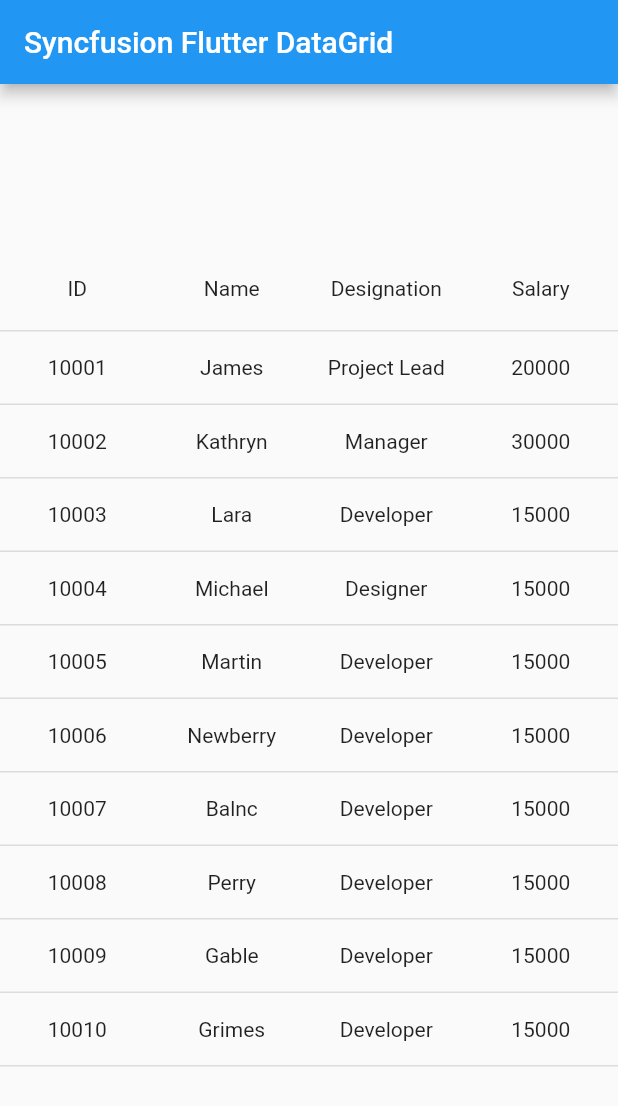
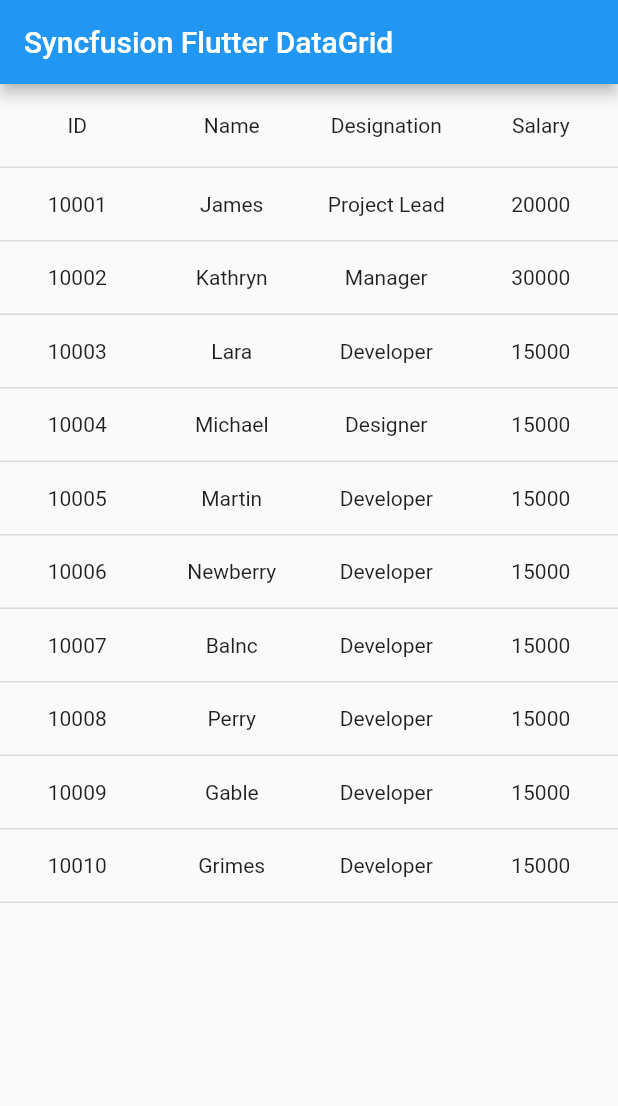
Before and after one commit to SyncfusionExamples/How-to-dynamically-modify-the-hover-color-of-rows-in-Flutter-DataTable, a Flutter app: the screen it shows after launch, on a phone screen of 412 x 824 dp. Shown: the top 1106 px of the screen. Run offline on Flutter 3.47's test engine with Material 3 defaults, Android fonts, the phone set to English and light mode, and no system bars; drawn by our look-alikes of syncfusion_flutter_datagrid; missing offline and left inert: syncfusion_flutter_core.

Commit message:
KB changes

```diff
--- a/lib/main.dart
+++ b/lib/main.dart
@@ -50,10 +50,6 @@ class _MyHomePageState extends State<MyHomePage> {
       body: SfDataGridTheme(
         data: SfDataGridThemeData(
             rowHoverColor: employeeDataSource._rowHoverColor),
-        child: Center(
-          child: SizedBox(
-            width: 500,
-            height: 550,
         child: SfDataGrid(
           source: employeeDataSource,
           columnWidthMode: ColumnWidthMode.fill,
@@ -88,8 +84,6 @@ class _MyHomePageState extends State<MyHomePage> {
                     alignment: Alignment.center,
                     child: const Text('Salary'))),
           ],
-            ),
-          ),
         ),
       ),
     );
```
Lines whose indentation alone changed are shown as unchanged.
